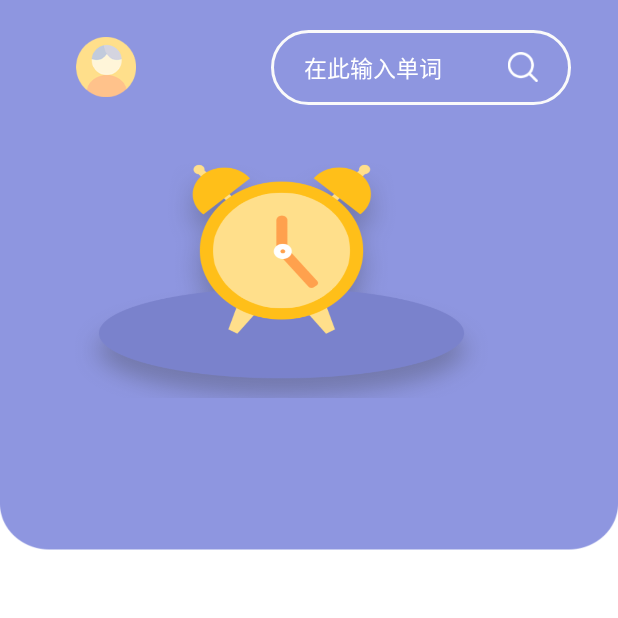
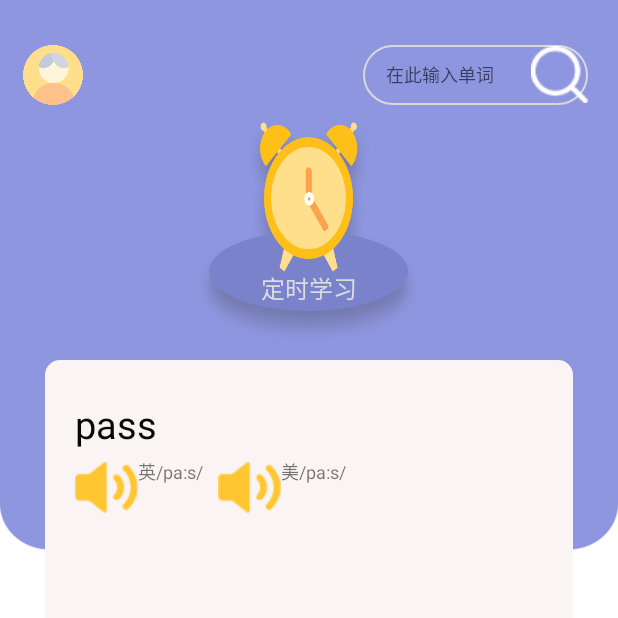
Before and after one commit to je1lylee/passCET, an Android app: the Study1Activity screen opened directly, with no data from a screen before it, on a phone screen of 412 x 824 dp, the top half of it. Run offline under Robolectric (Android 15) with nearby library versions, the phone set to English and light mode, and no system bars.

Commit message:
学习1页面的修改

```diff
--- a/app/build.gradle
+++ b/app/build.gradle
@@ -25,6 +25,7 @@ dependencies {
     testImplementation 'junit:junit:4.12'
     androidTestImplementation 'com.android.support.test:runner:1.0.2'
     androidTestImplementation 'com.android.support.test.espresso:espresso-core:3.0.2'
+    implementation 'de.hdodenhof:circleimageview:3.0.0'
     //androidTestCompile('com.android.support:support-annotations:26.1.0')
     //{
     // force = true
--- a/app/src/main/java/top/linxixiangxin/passcet/CountDownTimerButton.java
+++ b/app/src/main/java/top/linxixiangxin/passcet/CountDownTimerButton.java
@@ -10,7 +10,7 @@ import android.widget.Button;
 import java.util.Timer;
 import java.util.TimerTask;
 
-public class CountDownTimerButton extends Button implements View.OnClickListener {
+public class CountDownTimerButton extends android.support.v7.widget.AppCompatButton implements View.OnClickListener {
 
     private Context mContext;
     private OnClickListener mOnClickListener;
--- a/app/src/main/java/top/linxixiangxin/passcet/Study1Activity.java
+++ b/app/src/main/java/top/linxixiangxin/passcet/Study1Activity.java
@@ -1,13 +1,25 @@
 package top.linxixiangxin.passcet;
 
+import android.os.Build;
 import android.support.v7.app.AppCompatActivity;
 import android.os.Bundle;
+import android.view.Window;
+import android.view.WindowManager;
 
 public class Study1Activity extends AppCompatActivity {
 
     @Override
     protected void onCreate(Bundle savedInstanceState) {
         super.onCreate(savedInstanceState);
+        if(Build.VERSION.SDK_INT>= Build.VERSION_CODES.KITKAT) {
+            //透明状态栏
+            getWindow().addFlags(WindowManager.LayoutParams.FLAG_TRANSLUCENT_STATUS);
+            //透明导航栏
+            getWindow().addFlags(WindowManager.LayoutParams.FLAG_TRANSLUCENT_NAVIGATION);
+        }
+        requestWindowFeature(Window.FEATURE_NO_TITLE);
         setContentView(R.layout.activity_study1);
+
+
     }
 }
--- /dev/null
+++ b/app/src/main/res/drawable/bg_add_word_list.xml
@@ -0,0 +1,9 @@
+<?xml version="1.0" encoding="utf-8"?>
+<shape xmlns:android="http://schemas.android.com/apk/res/android">
+    <!--圆角背景-->
+    <corners
+        android:radius="10dp"/>
+    <solid
+        android:color="#ffa14a"/>
+
+</shape>
--- /dev/null
+++ b/app/src/main/res/drawable/bg_card.xml
@@ -0,0 +1,9 @@
+<?xml version="1.0" encoding="utf-8"?>
+<shape xmlns:android="http://schemas.android.com/apk/res/android">
+    <!--圆角背景-->
+    <corners
+        android:radius="10dp"/>
+    <solid
+        android:color="#faf4f4"/>
+
+</shape>
--- /dev/null
+++ b/app/src/main/res/drawable/bg_corners_find.xml
@@ -0,0 +1,12 @@
+<?xml version="1.0" encoding="utf-8"?>
+<shape xmlns:android="http://schemas.android.com/apk/res/android">
+    <!--圆角背景-->
+    <corners
+        android:radius="50dp"/>
+    <solid
+        android:color="#00000000"/>
+    <!-- Shape的描边，下面指定了描边的宽度和描边的颜色 -->
+    <stroke
+        android:width="1dp"
+        android:color="#d9d9d9" />
+</shape>
--- /dev/null
+++ b/app/src/main/res/drawable/color_cursor.xml
@@ -0,0 +1,6 @@
+<?xml version="1.0" encoding="utf-8"?>
+<shape xmlns:android="http://schemas.android.com/apk/res/android">
+    <!--editText光标-->
+    <size android:width="1dp"/>
+    <solid android:color="#999"/>
+</shape>
--- a/app/src/main/res/layout/activity_study1.xml
+++ b/app/src/main/res/layout/activity_study1.xml
@@ -9,76 +9,118 @@
 
 
 
-    <LinearLayout
-        android:id="@+id/st_1"
+
+    <Button
+        android:id="@+id/cmg_learn_user_header"
+        android:layout_width="40dp"
+        android:layout_height="40dp"
+        android:layout_marginTop="30dp"
+        android:layout_marginLeft="15dp"
+        android:background="@drawable/zc2_tx"
+        />
+
+    <EditText
+        android:id="@+id/et__learn_search"
+        android:layout_width="150dp"
+        android:layout_height="40dp"
+        android:layout_alignParentRight="true"
+        android:layout_marginTop="30dp"
+        android:layout_marginRight="20dp"
+        android:background="@drawable/bg_corners_find"
+        android:drawableRight="@drawable/study1_ss"
+        android:drawablePadding="12dp"
+        android:hint="在此输入单词"
+        android:lines="1"
+        android:paddingLeft="15dp"
+        android:textCursorDrawable="@drawable/color_cursor"
+        android:textSize="12sp"/>
+    <RelativeLayout
+        android:id="@+id/rl_learn_bg"
         android:layout_width="match_parent"
-        android:layout_height="50dp"
-        android:layout_marginTop="20dp"
-        android:gravity="center"
-        android:orientation="horizontal"
+        android:layout_height="wrap_content"
+        android:layout_marginHorizontal="50dp"
+        android:layout_marginTop="80dp">
+
+        <ImageView
+            android:layout_width="150dp"
+            android:layout_height="150dp"
+            android:background="@drawable/study1_ds"
+            android:layout_centerInParent="true"
+            />
+        <TextView
+            android:layout_width="wrap_content"
+            android:layout_height="wrap_content"
+            android:text="定时学习"
+            android:textColor="#ddd"
+            android:textSize="16sp"
+            android:layout_marginTop="100dp"
+            android:layout_centerHorizontal="true"/>
+    </RelativeLayout>
+
+    <RelativeLayout
+        android:layout_width="match_parent"
+        android:layout_height="match_parent"
+        android:layout_below="@id/rl_learn_bg"
         >
 
-        <Button
-            android:id="@+id/stu1_tx"
-            android:layout_width="40dp"
-            android:layout_height="40dp"
-            android:layout_marginLeft="20dp"
-            android:background="@drawable/study1_tx"
-            android:layout_gravity="center" />
+        <RelativeLayout
+            android:layout_width="match_parent"
+            android:layout_height="match_parent"
+            android:layout_marginHorizontal="30dp"
+            android:layout_marginVertical="10dp"
+            android:background="@drawable/bg_card"
+            >
 
-        <LinearLayout
-            android:layout_width="200dp"
-            android:layout_height="50dp"
-            android:background="@drawable/study1_ed"
-            android:layout_marginLeft="90dp"
-            android:gravity="center"
-            android:orientation="horizontal">
+            <TextView
+                android:id="@+id/tv_card_word_name"
+                android:layout_width="wrap_content"
+                android:layout_height="wrap_content"
+                android:text="pass"
+                android:textSize="25sp"
+                android:textColor="#080808"
+                android:layout_marginTop="25dp"
+                android:layout_marginLeft="20dp"/>
 
+            <ImageView
+                android:id="@+id/imv_read_uk"
+                android:layout_width="wrap_content"
+                android:layout_height="wrap_content"
+                android:layout_below="@+id/tv_card_word_name"
+                android:layout_marginLeft="20dp"
+                android:layout_marginTop="8dp"
+                android:src="@drawable/dy"/>
+            <TextView
+                android:id="@+id/tv_read_uk"
+                android:layout_width="wrap_content"
+                android:layout_height="wrap_content"
+                android:layout_below="@+id/tv_card_word_name"
+                android:layout_marginTop="5dp"
+                android:layout_toRightOf="@+id/imv_read_uk"
+                android:text="英/pa:s/"
+                android:textSize="12sp"
+                />
+            <ImageView
+                android:id="@+id/imv_read_usa"
+                android:layout_width="wrap_content"
+                android:layout_height="wrap_content"
+                android:layout_below="@+id/tv_card_word_name"
+                android:layout_toRightOf="@+id/tv_read_uk"
+                android:layout_marginLeft="10dp"
+                android:layout_marginTop="8dp"
+                android:src="@drawable/dy"/>
+            <TextView
+                android:id="@+id/tv_read_usa"
+                android:layout_width="wrap_content"
+                android:layout_height="wrap_content"
+                android:layout_below="@+id/tv_card_word_name"
+                android:layout_toRightOf="@+id/imv_read_usa"
+                android:layout_marginTop="5dp"
+                android:text="美/pa:s/"
+                android:textSize="12sp"
+                />
+        </RelativeLayout>
 
-            <EditText
-                android:layout_width="match_parent"
-                android:layout_height="wrap_content"
-                android:layout_weight="1"
-                android:hint="在此输入单词"
-                android:textSize="15sp"
-                android:textColorHint="#fff"
-                android:cursorVisible="false"
-                android:lines="1"
-                android:maxLength="15"
-                android:layout_gravity="center"
-                android:background="@null"/>
-
-            <Button
-                android:layout_width="20dp"
-                android:layout_height="20dp"
-                android:layout_marginLeft="10dp"
-                android:background="@drawable/study1_ss"
-                />
-
-        </LinearLayout>
-    </LinearLayout>
-
-
-    <LinearLayout
-        android:layout_width="wrap_content"
-        android:layout_height="wrap_content"
-        android:gravity="center"
-        android:layout_below="@+id/st_1"
-        android:orientation="horizontal">
-
-
-        <Button
-            android:id="@+id/study_ds"
-            android:layout_width="275dp"
-            android:layout_height="170dp"
-            android:layout_below="@+id/st_1"
-            android:layout_marginTop="25dp"
-            android:layout_marginLeft="50dp"
-            android:layout_marginRight="50dp"
-            android:background="@drawable/study1_ds" />
-
-    </LinearLayout>
-
+    </RelativeLayout>
 
 
 
```
Also changed, not shown: app/src/main/res/drawable/dy.png (added).
